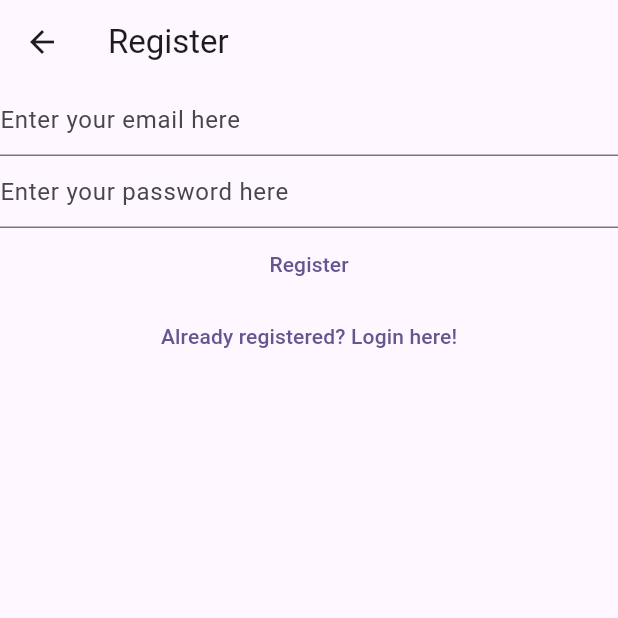
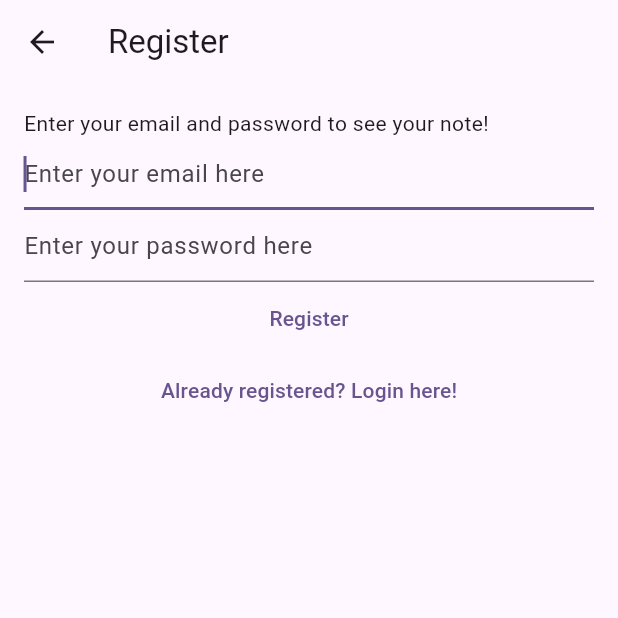
Before and after one commit to kgpksh/flutter_practice, a Flutter app: the RegisterView screen opened directly, on a phone screen of 412 x 824 dp, the top half of it. Run offline on Flutter 3.47's test engine with Material 3 defaults, Android fonts, the phone set to English and light mode, and no system bars; our stand-ins replace bloc, cloud_firestore, equatable, firebase_auth, firebase_core, flutter_bloc and 1 more; accounts and stored records are empty; generated files the repository leaves out were written again; network calls fail.

Commit message:
비밀번호 찾기 기능 구현

```diff
--- a/mynotes/lib/main.dart
+++ b/mynotes/lib/main.dart
@@ -6,6 +6,7 @@ import 'package:mynotes/services/auth/bloc/auth_bloc.dart';
 import 'package:mynotes/services/auth/bloc/auth_event.dart';
 import 'package:mynotes/services/auth/bloc/auth_state.dart';
 import 'package:mynotes/services/auth/firebase_auth_provider.dart';
+import 'package:mynotes/views/forgot_password_view.dart';
 import 'package:mynotes/views/login_view.dart';
 import 'package:mynotes/views/notes/create_update_note_view.dart';
 import 'package:mynotes/views/notes/notes_view.dart';
@@ -57,6 +58,8 @@ class HomePage extends StatelessWidget {
           return const VerifyEmailView();
         } else if (state is AuthStateLoggedOut) {
           return const LoginView();
+        } else if (state is AuthStateForgotPassword) {
+          return const ForgotPasswordView();
         } else if (state is AuthStateRegistering) {
           return const RegisterView();
         } else {
--- a/mynotes/lib/services/auth/bloc/auth_event.dart
+++ b/mynotes/lib/services/auth/bloc/auth_event.dart
@@ -31,6 +31,12 @@ class AuthEventShouldRegister extends AuthEvent {
   const AuthEventShouldRegister();
 }
 
+class AuthEventPasswordForgot extends AuthEvent {
+  final String? email;
+
+  const AuthEventPasswordForgot({this.email});
+}
+
 class AuthEventLogout extends AuthEvent {
   const AuthEventLogout();
 }
--- a/mynotes/lib/services/auth/bloc/auth_state.dart
+++ b/mynotes/lib/services/auth/bloc/auth_state.dart
@@ -32,6 +32,17 @@ class AuthStateLoggedIn extends AuthState {
       : super(isLoading: isLoading);
 }
 
+class AuthStateForgotPassword extends AuthState {
+  final Exception? exception;
+  final bool hasSentEmail;
+
+  const AuthStateForgotPassword({
+    required this.exception,
+    required this.hasSentEmail,
+    required bool isLoading,
+  }) : super(isLoading: isLoading);
+}
+
 class AuthStateNeedsVerification extends AuthState {
   const AuthStateNeedsVerification({required bool isLoading})
       : super(isLoading: isLoading);
--- /dev/null
+++ b/mynotes/lib/utilities/dialog/password_reset_email_sent_dialog.dart
@@ -0,0 +1,14 @@
+import 'package:flutter/material.dart';
+import 'package:mynotes/utilities/dialog/generic_dialog.dart';
+
+Future<void> showPasswordResetSentDialog(BuildContext context) {
+  return showGenericDialog(
+    context: context,
+    title: 'Password Reset',
+    content:
+        'We have not sent new password reset link. Please check your email for more information.',
+    optionBuilder: () => {
+      'OK': null,
+    },
+  );
+}
--- a/mynotes/lib/views/register_view.dart
+++ b/mynotes/lib/views/register_view.dart
@@ -1,6 +1,5 @@
 import 'package:flutter/material.dart';
 import 'package:flutter_bloc/flutter_bloc.dart';
-import 'package:mynotes/constants/routes.dart';
 import 'package:mynotes/services/auth/bloc/auth_bloc.dart';
 import 'package:mynotes/services/auth/bloc/auth_event.dart';
 import 'package:mynotes/services/auth/bloc/auth_state.dart';
@@ -53,12 +52,17 @@ class _RegisterViewState extends State<RegisterView> {
         appBar: AppBar(
           title: const Text('Register'),
         ),
-        body: Column(
+        body: Padding(
+          padding: const EdgeInsets.all(16.0),
+          child: Column(
+            crossAxisAlignment: CrossAxisAlignment.start,
             children: [
+              const Text('Enter your email and password to see your note!'),
               TextField(
                 controller: _email,
                 enableSuggestions: false,
                 autocorrect: false,
+                autofocus: true,
                 keyboardType: TextInputType.emailAddress,
                 decoration:
                     const InputDecoration(hintText: 'Enter your email here'),
@@ -71,6 +75,9 @@ class _RegisterViewState extends State<RegisterView> {
                 decoration:
                     const InputDecoration(hintText: 'Enter your password here'),
               ),
+              Center(
+                child: Column(
+                  children: [
                     TextButton(
                       onPressed: () async {
                         final email = _email.text;
@@ -94,6 +101,10 @@ class _RegisterViewState extends State<RegisterView> {
                   ],
                 ),
               ),
+            ],
+          ),
+        ),
+      ),
     );
   }
 }
```
Also changed, not shown: mynotes/lib/services/auth/auth_provider.dart (+7 -0 lines), mynotes/lib/services/auth/auth_service.dart (+8 -4 lines), mynotes/lib/services/auth/bloc/auth_bloc.dart (+44 -0 lines), mynotes/lib/services/auth/firebase_auth_provider.dart (+18 -0 lines), mynotes/lib/views/forgot_password_view.dart (added, +87 -0 lines), mynotes/lib/views/login_view.dart (+11 -1 lines), 1 other file. Lines whose indentation alone changed are shown as unchanged.
